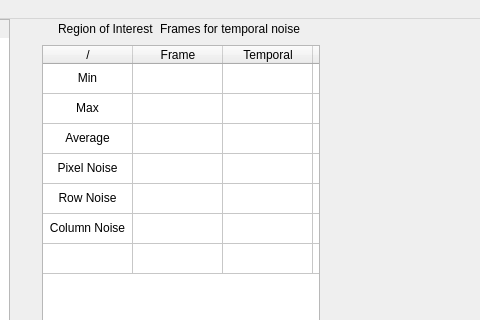
First picture: the form in mainwindow.ui, repository yuranxue272181/WPIMQP, before the edit; both pictures show x 236 to 716 and y 0 to 320 of the 1207 by 655 pixel window.
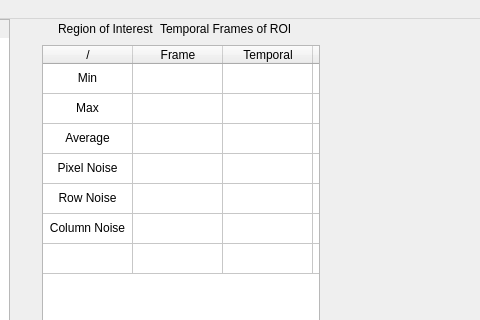
Second picture: the form after the edit.

Commit message: temporal frame of roi

```diff
--- a/mainwindow.ui
+++ b/mainwindow.ui
@@ -382,7 +382,7 @@
               </size>
              </property>
              <property name="text">
-              <string>Frames for temporal noise</string>
+              <string>Temporal Frames of ROI</string>
              </property>
              <property name="alignment">
               <set>Qt::AlignmentFlag::AlignLeading|Qt::AlignmentFlag::AlignLeft|Qt::AlignmentFlag::AlignVCenter</set>
```
The commit also changes 3 other files.
